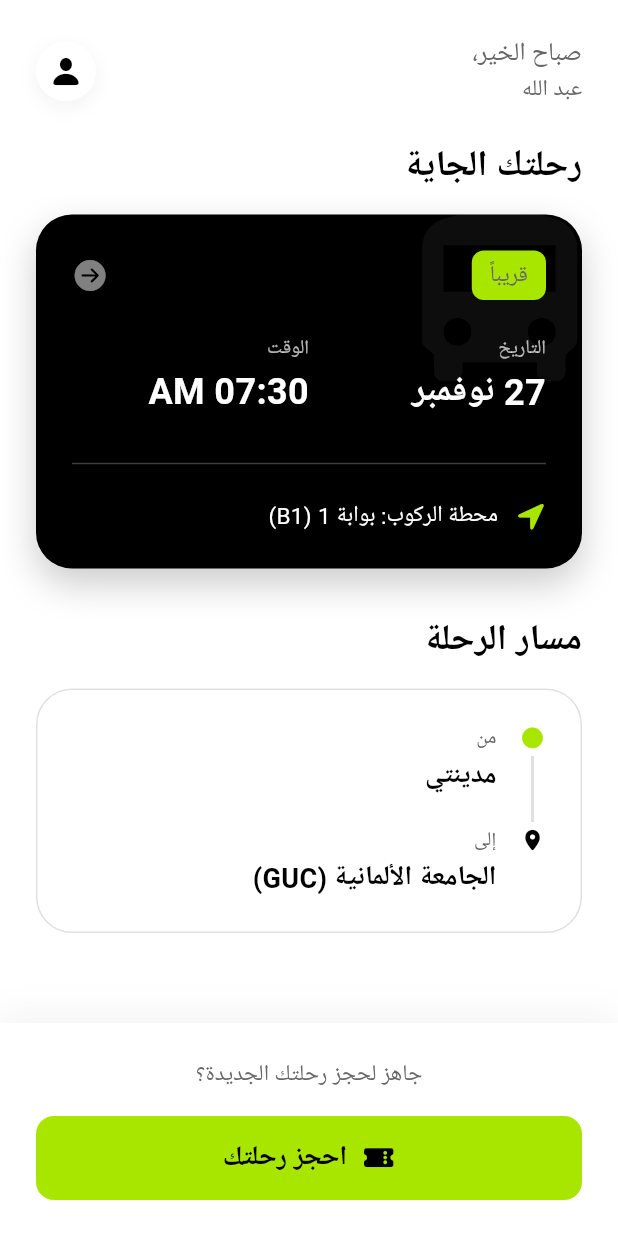
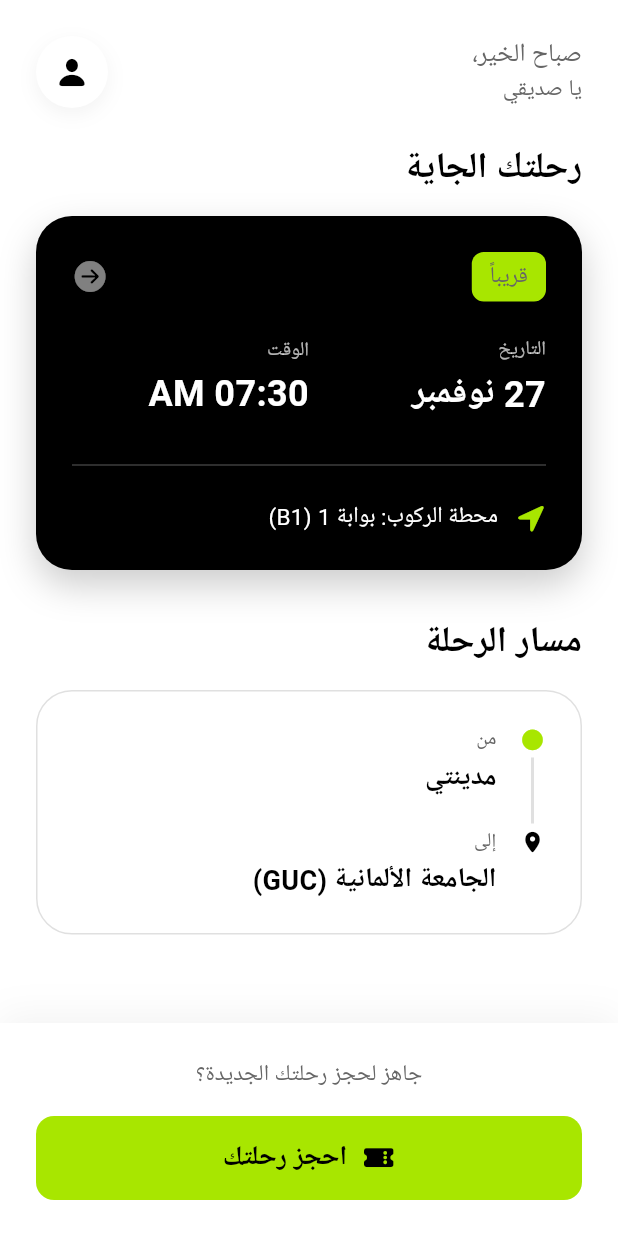
Before and after one commit to Elawady2002/Fi-El-Sekka, a Flutter app: the HomePage screen opened directly, on a phone screen of 412 x 824 dp. Run offline on Flutter 3.47's test engine with Material 3 defaults, Android fonts, the phone set to English and light mode, and no system bars; our stand-ins replace dartz, equatable, flutter_animate, flutter_dotenv, flutter_map, flutter_riverpod and 5 more; accounts and stored records are empty; generated files the repository leaves out were written again; Roboto replaces fonts that are missing (Cairo).

Commit message:
fix: restore header icon style and preserve avatar on profile update
- Restored original 'No Image' icon style (white bg, shadow, black icon) in HomePage
- Fixed PersonalDataPage to pass current avatarUrl when updating profile
- Prevents avatar from being deleted when updating name or phone

```diff
--- a/lib/core/widgets/animated_progress_slider.dart
+++ b/lib/core/widgets/animated_progress_slider.dart
@@ -115,7 +115,9 @@ class _AnimatedProgressSliderState extends State<AnimatedProgressSlider>
                 final double availableWidth = width - (padding * 2);
                 final double stepWidth =
                     availableWidth / (widget.totalSteps - 1);
-                final double targetFillWidth = widget.currentStep * stepWidth;
+                final double targetFillWidth =
+                    (widget.currentStep < 0 ? 0 : widget.currentStep) *
+                    stepWidth;
 
                 return SizedBox(
                   height: 60, // Increased height to prevent clipping
--- a/lib/features/home/presentation/pages/home_page.dart
+++ b/lib/features/home/presentation/pages/home_page.dart
@@ -12,6 +12,7 @@ import '../../../booking/domain/entities/city_entity.dart';
 import '../../../booking/domain/entities/university_entity.dart';
 import '../../../booking/domain/entities/station_entity.dart';
 import '../../../booking/presentation/providers/booking_provider.dart';
+import '../../../auth/presentation/providers/auth_provider.dart';
 
 class HomePage extends ConsumerStatefulWidget {
   const HomePage({super.key});
@@ -45,12 +46,19 @@ class _HomePageState extends ConsumerState<HomePage> {
                           color: AppTheme.textSecondary,
                         ),
                       ),
-                      Text(
-                        'عبد الله',
+                      Consumer(
+                        builder: (context, ref, child) {
+                          final user = ref.watch(authProvider);
+                          final firstName =
+                              user?.fullName.split(' ').first ?? 'يا صديقي';
+                          return Text(
+                            firstName,
                             style: AppTheme.textTheme.headlineMedium?.copyWith(
                               fontWeight: FontWeight.bold,
                               color: Colors.black,
                             ),
+                          );
+                        },
                       ),
                     ],
                   ),
@@ -63,8 +71,12 @@ class _HomePageState extends ConsumerState<HomePage> {
                         ),
                       );
                     },
-                    child: Container(
-                      padding: const EdgeInsets.all(8),
+                    child: Consumer(
+                      builder: (context, ref, child) {
+                        final user = ref.watch(authProvider);
+                        return Container(
+                          width: 48,
+                          height: 48,
                           decoration: BoxDecoration(
                             color: Colors.white,
                             shape: BoxShape.circle,
@@ -75,12 +87,25 @@ class _HomePageState extends ConsumerState<HomePage> {
                                 offset: const Offset(0, 4),
                               ),
                             ],
+                            image: user?.avatarUrl != null
+                                ? DecorationImage(
+                                    image: NetworkImage(user!.avatarUrl!),
+                                    fit: BoxFit.cover,
+                                  )
+                                : null,
                           ),
-                      child: const Icon(
+                          child: user?.avatarUrl == null
+                              ? const Padding(
+                                  padding: EdgeInsets.all(8.0),
+                                  child: Icon(
                                     CupertinoIcons.person_fill,
                                     color: Colors.black,
                                     size: 24,
                                   ),
+                                )
+                              : null,
+                        );
+                      },
                     ),
                   ),
                 ],
@@ -219,16 +244,6 @@ class _HomePageState extends ConsumerState<HomePage> {
       ),
       child: Stack(
         children: [
-          // Background Pattern (Optional)
-          Positioned(
-            right: -20,
-            top: -20,
-            child: Icon(
-              CupertinoIcons.bus,
-              size: 150,
-              color: Colors.white.withValues(alpha: 0.05),
-            ),
-          ),
           Padding(
             padding: const EdgeInsets.all(24),
             child: Column(
@@ -701,17 +716,34 @@ class _LocationSelectionDrawerState
               children: [
                 GestureDetector(
                   onTap: () => Navigator.pop(context),
-                  child: Container(
-                    padding: const EdgeInsets.all(8),
+                  child: Consumer(
+                    builder: (context, ref, child) {
+                      final user = ref.watch(authProvider);
+                      return Container(
+                        width: 48,
+                        height: 48,
                         decoration: BoxDecoration(
-                      color: Colors.transparent,
-                      borderRadius: BorderRadius.circular(10),
+                          color: Colors.white,
+                          shape: BoxShape.circle,
+                          image: user?.avatarUrl != null
+                              ? DecorationImage(
+                                  image: NetworkImage(user!.avatarUrl!),
+                                  fit: BoxFit.cover,
+                                )
+                              : null,
                         ),
-                    child: const Icon(
-                      CupertinoIcons.xmark,
-                      color: Colors.black,
-                      size: 20,
+                        child: user?.avatarUrl == null
+                            ? Padding(
+                                padding: const EdgeInsets.all(8.0),
+                                child: Icon(
+                                  CupertinoIcons.person_fill,
+                                  color: AppTheme.primaryColor,
+                                  size: 24,
                                 ),
+                              )
+                            : null,
+                      );
+                    },
                   ),
                 ),
                 const SizedBox(width: 16),
@@ -744,18 +776,13 @@ class _LocationSelectionDrawerState
           Container(
             padding: const EdgeInsets.symmetric(horizontal: 24, vertical: 12),
             child: AnimatedProgressSlider(
-              currentStep: () {
-                // Debug logging
-                final step = selectedStation != null
-                    ? 3
+              currentStep: selectedStation != null
+                  ? 2 // Final step (Station)
                   : (selectedUniversity != null
-                          ? 2
-                          : (selectedCity != null ? 1 : 0));
-                print(
-                  'Progress: City=${selectedCity?.nameAr}, Uni=${selectedUniversity?.nameAr}, Station=${selectedStation?.nameAr}, Step=$step',
-                );
-                return step;
-              }(),
+                        ? 1 // University step
+                        : (selectedCity != null
+                              ? 0
+                              : -1)), // City step or initial (-1)
               totalSteps: 3,
               labels: const ['المدينة', 'الجامعة', 'المحطة'],
             ),
--- a/lib/features/profile/presentation/pages/personal_data_page.dart
+++ b/lib/features/profile/presentation/pages/personal_data_page.dart
@@ -119,6 +119,7 @@ class _PersonalDataPageState extends ConsumerState<PersonalDataPage> {
                       .updateProfile(
                         fullName: _nameController.text.trim(),
                         phone: _phoneController.text.trim(),
+                        avatarUrl: ref.read(authProvider)?.avatarUrl,
                       )
                       .then((error) {
                         // Hide loading indicator
```
Lines whose indentation alone changed are shown as unchanged.
